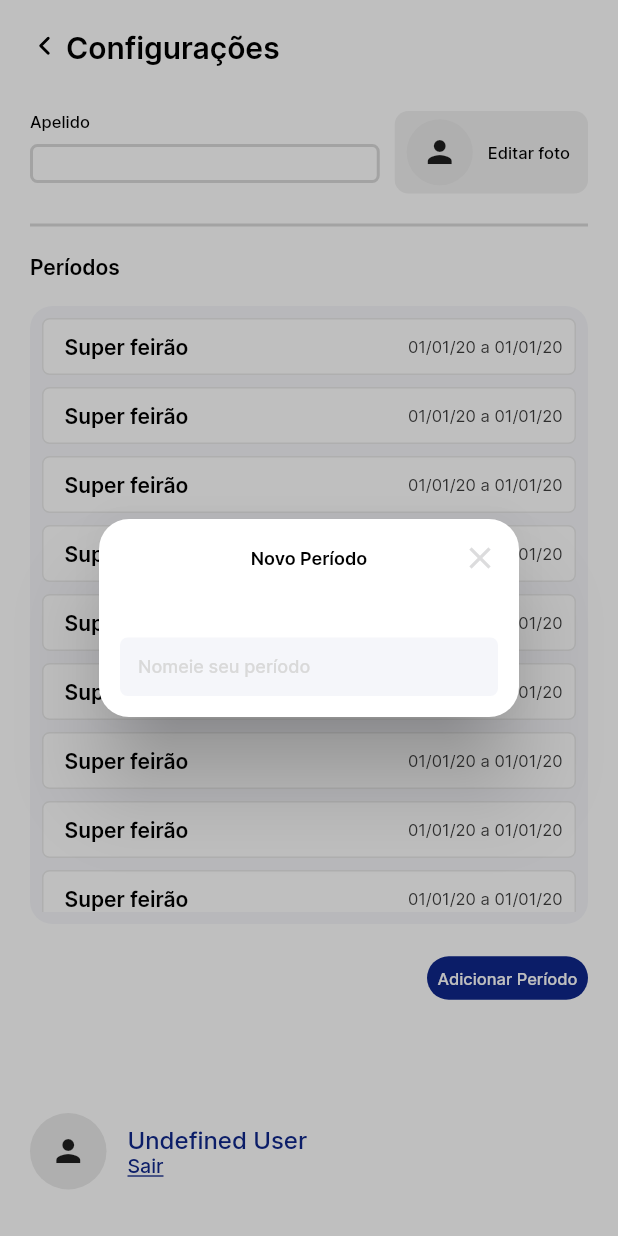
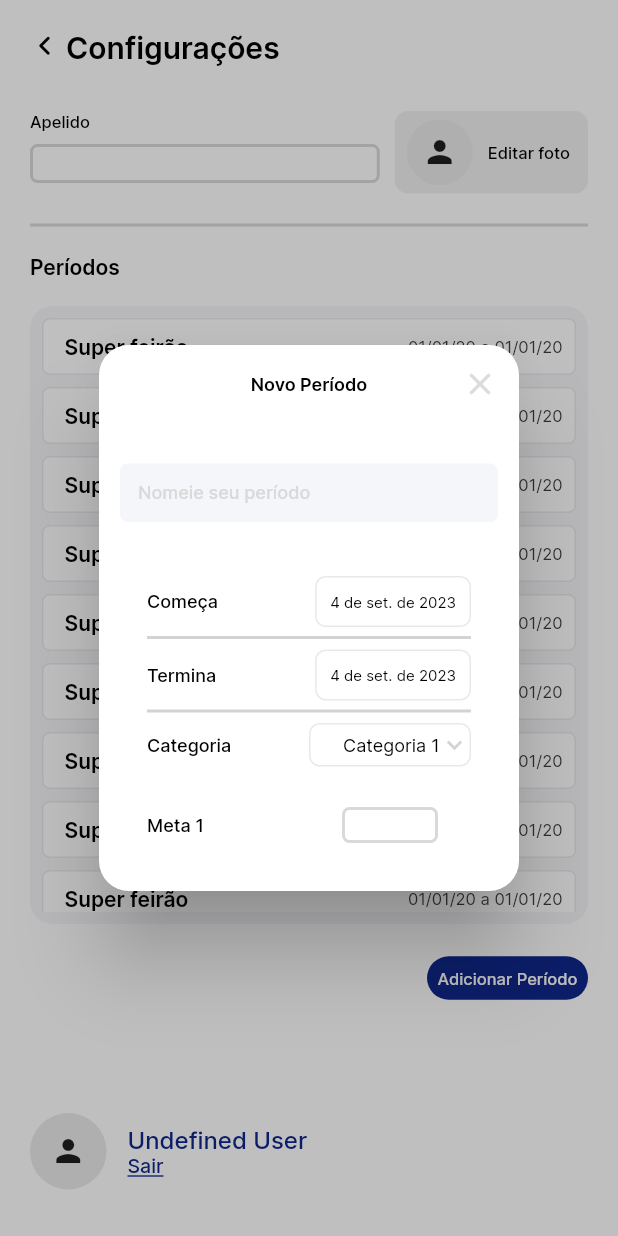
Before and after one commit to FelipeLemosBellini/science_dex, a Flutter app: the screen it shows after launch, after a tap on "Adicionar Período", on a phone screen of 412 x 824 dp. Run offline on Flutter 3.47's test engine with Material 3 defaults, Android fonts, the phone set to English and light mode, and no system bars; our stand-ins replace flutter_svg, get_it, go_router, image_picker, shared_preferences.

Commit message:
create period_page.dart widget

```diff
--- a/lib/screens/profile/configuration/configuration_model.dart
+++ b/lib/screens/profile/configuration/configuration_model.dart
@@ -6,7 +6,7 @@ import 'package:science_dex/core/helpers/keys_local_storage.dart';
 import 'package:science_dex/core/service/gallery/gallery_service.dart';
 import 'package:science_dex/core/service/local_storage/local_storage.dart';
 import 'package:science_dex/screens/profile/period/period_page.dart';
-import 'package:science_dex/screens/profile/widget/dialog_widget/science_dex_dialog_widget.dart';
+import 'package:science_dex/screens/widgets/export_science_dex_material.dart';
 
 class ConfigurationModel extends ChangeNotifier {
   final GalleryService _galleryService = GetIt.I.get<GalleryService>();
--- a/lib/screens/profile/period/period_model.dart
+++ b/lib/screens/profile/period/period_model.dart
@@ -3,6 +3,23 @@ import 'package:flutter/cupertino.dart';
 class PeriodModel extends ChangeNotifier {
   TextEditingController _periodController = TextEditingController();
   FocusNode _periodFocus = FocusNode();
+
+  String _selectedCategory = '';
+  List<String> _categories = [
+    "Categoria 1",
+    "Categoria 2",
+    "Categoria 3",
+    "Categoria 4",
+    "Categoria 5",
+  ];
+
   TextEditingController get periodController => _periodController;
   FocusNode get periodFocus => _periodFocus;
+  String get selectedCategory => _selectedCategory;
+  List<String> get categories => _categories;
+
+  void setCategorySelected(category) {
+    _selectedCategory = category;
+    notifyListeners();
+  }
 }
--- a/lib/screens/profile/period/period_page.dart
+++ b/lib/screens/profile/period/period_page.dart
@@ -2,6 +2,7 @@ import 'package:flutter/material.dart';
 import 'package:provider/provider.dart';
 import 'package:science_dex/screens/helper/export_helper_screen.dart';
 import 'package:science_dex/screens/profile/period/period_model.dart';
+import 'package:science_dex/screens/profile/widget/set_data_period_widget.dart';
 import 'package:science_dex/screens/widgets/export_science_dex_material.dart';
 
 class PeriodPage extends StatefulWidget {
@@ -20,17 +21,25 @@ class _PeriodPageState extends State<PeriodPage> {
         child: Column(
           mainAxisSize: MainAxisSize.min,
           children: [
-            Stack(alignment: Alignment.center, children: [
-              Align(alignment: Alignment.center, child: Text("Novo Período").bodyExtraSmallSemiBold()),
-              Align(
-                  alignment: Alignment.centerRight,
-                  child: Icon(Icons.close, color: ScienceDexColors.grayIcon, size: 24))
-            ]),
+            Consumer<PeriodModel>(
+              builder: (context, model, child) => Stack(alignment: Alignment.center, children: [
+                Align(alignment: Alignment.center, child: Text("Novo Período").bodyExtraSmallSemiBold()),
+                Align(
+                    alignment: Alignment.centerRight,
+                    child: Icon(Icons.close, color: ScienceDexColors.grayIcon, size: 24))
+              ]),
+            ),
             SizedBox(height: 41),
             ScienceDexTextField(
               controller: periodModel.periodController,
               focusNode: periodModel.periodFocus,
               labelText: "Nomeie seu período",
+            ),
+            SizedBox(height: 18),
+            SetDataPeriodWidget(
+              categories: periodModel.categories,
+              selectedCategory: periodModel.selectedCategory,
+              onChangeCategory: periodModel.setCategorySelected,
             )
           ],
         ));
--- a/lib/screens/profile/widget/dialog_widget/science_dex_dialog_widget.dart
+++ /dev/null
@@ -1,20 +0,0 @@
-import 'package:flutter/material.dart';
-import 'package:science_dex/routes/route_generate.dart';
-
-abstract class ScienceDexDialog {
-  static Future<void> show({required BuildContext context, required Widget child}) {
-    return showDialog(
-      context: context,
-      barrierDismissible: true,
-      barrierColor: Colors.black.withOpacity(0.25),
-      builder: (_) {
-        return AlertDialog(
-          contentPadding: EdgeInsets.all(14),
-          alignment: Alignment.center,
-          shape: RoundedRectangleBorder(borderRadius: BorderRadius.all(Radius.circular(20))),
-          content: child,
-        );
-      },
-    );
-  }
-}
--- /dev/null
+++ b/lib/screens/profile/widget/set_data_period_widget.dart
@@ -0,0 +1,44 @@
+import 'package:flutter/material.dart';
+import 'package:science_dex/screens/helper/export_helper_screen.dart';
+import 'package:science_dex/screens/profile/widget/set_date_period_widget.dart';
+import 'package:science_dex/screens/profile/widget/set_target_value_widget.dart';
+import 'package:science_dex/screens/widgets/export_science_dex_material.dart';
+import 'package:science_dex/screens/widgets/science_dex_drop_down_list.dart';
+
+class SetDataPeriodWidget extends StatelessWidget {
+  final List<String> categories;
+  final String selectedCategory;
+  final ValueChanged<String?>? onChangeCategory;
+
+  const SetDataPeriodWidget({
+    super.key,
+    required this.categories,
+    required this.selectedCategory,
+    this.onChangeCategory,
+  });
+
+  @override
+  Widget build(BuildContext context) {
+    return Container(
+      padding: EdgeInsets.all(18),
+      child: Column(children: [
+        SetDatePeriodWidget(title: "Começa", onTapDate: () {}),
+        ScienceDexDividerWidget(padding: EdgeInsets.symmetric(vertical: 7), height: 1, color: ScienceDexColors.gray),
+        SetDatePeriodWidget(title: "Termina", onTapDate: () {}),
+        ScienceDexDividerWidget(padding: EdgeInsets.symmetric(vertical: 7), height: 1, color: ScienceDexColors.gray),
+        Row(mainAxisAlignment: MainAxisAlignment.spaceBetween, children: [
+          Expanded(child: Text("Categoria").bodyExtraSmallMedium()),
+          Expanded(
+              child: ScienceDexDropDownList(
+            onChange: onChangeCategory,
+            defaultValue: selectedCategory,
+            selectedValue: selectedCategory,
+            values: categories,
+          ))
+        ]),
+        SizedBox(height: 27),
+        SetTargetValueWidget()
+      ]),
+    );
+  }
+}
--- /dev/null
+++ b/lib/screens/profile/widget/set_date_period_widget.dart
@@ -0,0 +1,30 @@
+import 'package:flutter/material.dart';
+import 'package:science_dex/screens/helper/export_helper_screen.dart';
+import 'package:science_dex/screens/widgets/export_science_dex_material.dart';
+
+class SetDatePeriodWidget extends StatelessWidget {
+  final String title;
+  final Function() onTapDate;
+
+  const SetDatePeriodWidget({
+    super.key,
+    required this.title,
+    required this.onTapDate,
+  });
+
+  @override
+  Widget build(BuildContext context) {
+    return Row(mainAxisAlignment: MainAxisAlignment.spaceBetween, children: [
+      Text(title).bodyExtraSmallMedium(),
+      ScienceDexGestureDetector(
+          onTap: onTapDate,
+          child: Container(
+              padding: EdgeInsets.symmetric(horizontal: 9, vertical: 10),
+              decoration: BoxDecoration(
+                  borderRadius: BorderRadius.all(Radius.circular(7)),
+                  color: ScienceDexColors.white,
+                  border: Border.all(color: ScienceDexColors.grayBorder, width: 1)),
+              child: Text("4 de set. de 2023").bodyTinyRegular(style: TextStyle(fontSize: 10))))
+    ]);
+  }
+}
--- /dev/null
+++ b/lib/screens/profile/widget/set_target_value_widget.dart
@@ -0,0 +1,19 @@
+import 'package:flutter/material.dart';
+import 'package:science_dex/screens/helper/export_helper_screen.dart';
+import 'package:science_dex/screens/widgets/export_science_dex_material.dart';
+
+class SetTargetValueWidget extends StatelessWidget {
+  const SetTargetValueWidget({super.key});
+
+  @override
+  Widget build(BuildContext context) {
+    return Row(mainAxisAlignment: MainAxisAlignment.spaceBetween, children: [
+      Expanded(child: Text('Meta 1').bodyExtraSmallMedium()),
+      Expanded(
+          child: ScienceDexSmallNumberTextField(
+        focusNode: FocusNode(),
+        controller: TextEditingController(),
+      ))
+    ]);
+  }
+}
--- /dev/null
+++ b/lib/screens/widgets/dialog_widget/science_dex_dialog_widget.dart
@@ -0,0 +1,16 @@
+import 'package:flutter/material.dart';
+import 'package:science_dex/routes/route_generate.dart';
+
+abstract class ScienceDexDialog {
+  static Future<void> show({required BuildContext context, required Widget child}) {
+    return showDialog(
+        context: context,
+        barrierDismissible: true,
+        barrierColor: Colors.black.withOpacity(0.25),
+        builder: (_) => AlertDialog(
+            contentPadding: EdgeInsets.all(14),
+            alignment: Alignment.center,
+            shape: RoundedRectangleBorder(borderRadius: BorderRadius.all(Radius.circular(20))),
+            content: child));
+  }
+}
--- a/lib/screens/widgets/export_science_dex_material.dart
+++ b/lib/screens/widgets/export_science_dex_material.dart
@@ -1,6 +1,9 @@
 export 'package:science_dex/screens/widgets/science_dex_app_bar.dart';
 export 'package:science_dex/screens/widgets/text_fields/science_dex_simple_text_field_widget.dart';
+export 'package:science_dex/screens/widgets/text_fields/science_dex_small_number_text_field_widget.dart';
 export 'package:science_dex/screens/widgets/text_fields/science_dex_text_field.dart';
 export 'package:science_dex/screens/widgets/science_dex_primary_button.dart';
 export 'package:science_dex/screens/widgets/science_dex_gesture_detector.dart';
 export 'package:science_dex/screens/widgets/science_dex_divider_widget.dart';
+export 'package:science_dex/screens/widgets/dialog_widget/science_dex_dialog_widget.dart';
+export 'package:science_dex/screens/widgets/science_dex_drop_down_list.dart';
--- /dev/null
+++ b/lib/screens/widgets/science_dex_drop_down_list.dart
@@ -0,0 +1,52 @@
+import 'package:flutter/material.dart';
+import 'package:science_dex/screens/helper/export_helper_screen.dart';
+
+class ScienceDexDropDownList extends StatelessWidget {
+  final List<String>? values;
+  final String selectedValue;
+  final String defaultValue;
+  final ValueChanged<String?>? onChange;
+
+  const ScienceDexDropDownList({
+    super.key,
+    this.values,
+    required this.selectedValue,
+    required this.defaultValue,
+    this.onChange,
+  });
+
+  String? _getValue() {
+    var _hasValue = selectedValue.isEmpty;
+    var firstValue = values != null && values!.isNotEmpty ? values?.first : defaultValue;
+    return _hasValue ? firstValue : selectedValue;
+  }
+
+  @override
+  Widget build(BuildContext context) {
+    return Container(
+      height: 29,
+      alignment: Alignment.center,
+      decoration: BoxDecoration(
+        borderRadius: BorderRadius.all(Radius.circular(7)),
+        border: Border.all(color: ScienceDexColors.grayBorder),
+      ),
+      child: DropdownButton<String>(
+          isExpanded: true,
+          isDense: true,
+          onChanged: onChange,
+          underline: const SizedBox.shrink(),
+          value: _getValue(),
+          borderRadius: BorderRadius.all(Radius.circular(12)),
+          dropdownColor: ScienceDexColors.white,
+          iconSize: 20,
+          enableFeedback: true,
+          icon: Icon(Icons.keyboard_arrow_down_outlined, color: ScienceDexColors.gray),
+          items: values
+              ?.map<DropdownMenuItem<String>>((String value) => DropdownMenuItem(
+                    value: value,
+                    child: Align(alignment: Alignment.centerRight, child: Text(value).bodyExtraSmallRegular()),
+                  ))
+              .toList()),
+    );
+  }
+}
--- /dev/null
+++ b/lib/screens/widgets/text_fields/science_dex_small_number_text_field_widget.dart
@@ -0,0 +1,88 @@
+import 'package:flutter/material.dart';
+import 'package:flutter/services.dart';
+import 'package:science_dex/screens/helper/science_dex_colors.dart';
+import 'package:science_dex/screens/helper/style_text/science_dex_typography.dart';
+
+class ScienceDexSmallNumberTextField extends StatefulWidget {
+  final FocusNode focusNode;
+  final TextEditingController controller;
+  final bool? readOnly;
+  final TextInputType? textInputType;
+  final int? maxLines;
+  final Function(String)? onChanged;
+  final Function(String)? onSubmitted;
+  final EdgeInsets? padding;
+  final String? labelText;
+  final Function()? opTapOutSide;
+  final TextInputAction? textInputAction;
+
+  const ScienceDexSmallNumberTextField({
+    super.key,
+    this.padding,
+    required this.controller,
+    this.readOnly,
+    this.textInputType,
+    this.maxLines = 1,
+    this.onChanged,
+    this.onSubmitted,
+    required this.focusNode,
+    this.labelText,
+    this.opTapOutSide,
+    this.textInputAction,
+  });
+
+  @override
+  State<ScienceDexSmallNumberTextField> createState() => _ScienceDexSmallMumberTextFieldState();
+}
+
+class _ScienceDexSmallMumberTextFieldState extends State<ScienceDexSmallNumberTextField> {
+  TextStyle get _labelTextStyle =>
+      const Text("").bodyTinyMedium(style: TextStyle(color: ScienceDexColors.label)).style!;
+
+  TextStyle get _defaultTextStyle => const Text("").bodyTinyMedium().style!;
+
+  Color get _backgroundColor => widget.focusNode.hasFocus ? ScienceDexColors.white : ScienceDexColors.white;
+
+  OutlineInputBorder get _border => OutlineInputBorder(
+      borderRadius: BorderRadius.circular(5), borderSide: BorderSide(color: ScienceDexColors.label, width: 2));
+
+  OutlineInputBorder get _defaultFocusedBorder {
+    return OutlineInputBorder(
+        borderRadius: BorderRadius.circular(5), borderSide: const BorderSide(color: ScienceDexColors.gray, width: 3));
+  }
+
+  @override
+  Widget build(BuildContext context) {
+    return Container(
+      height: 24,
+      width: 64,
+      padding: widget.padding ?? EdgeInsets.zero,
+      alignment: Alignment.center,
+      child: TextField(
+          cursorHeight: 13,
+          keyboardAppearance: Brightness.light,
+          controller: widget.controller,
+          readOnly: widget.readOnly ?? false,
+          style: _defaultTextStyle,
+          textInputAction: widget.textInputAction,
+          focusNode: widget.focusNode,
+          onTapOutside: (_) {
+            widget.opTapOutSide != null ? widget.opTapOutSide?.call() : widget.focusNode.unfocus();
+          },
+          onSubmitted: widget.onSubmitted,
+          onChanged: widget.onChanged,
+          maxLines: widget.maxLines,
+          keyboardType: widget.textInputType,
+          textAlign: TextAlign.center,
+          cursorColor: ScienceDexColors.secondaryColor,
+          decoration: InputDecoration(
+              filled: true,
+              isCollapsed: false,
+              constraints: BoxConstraints.expand(height: 24,width: 64),
+              fillColor: _backgroundColor,
+              enabledBorder: _border,
+              focusedBorder: _defaultFocusedBorder,
+              labelStyle: _labelTextStyle)),
+    );
+  }
+}
```
